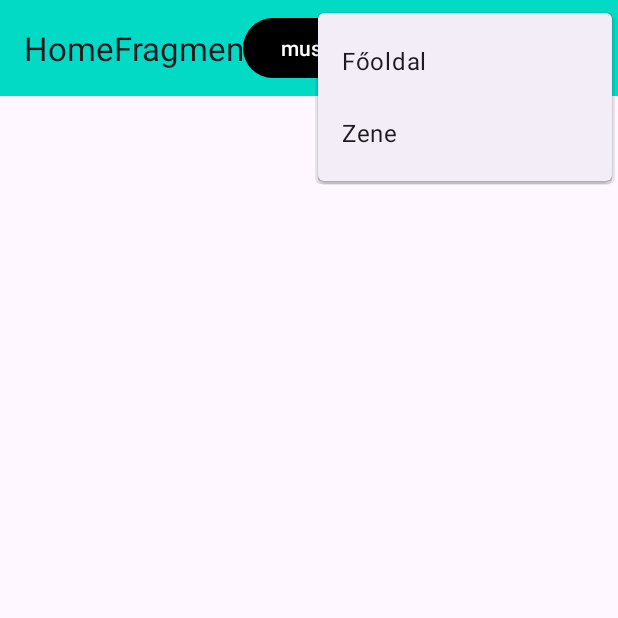
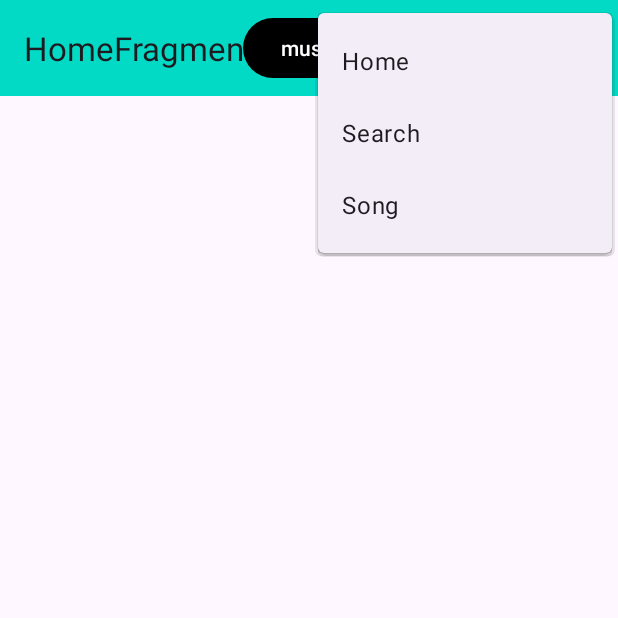
Before and after one commit to mbalazs00/Android_beadando, an Android app: the screen it shows after launch (MainActivity), with the options menu open, on a phone screen of 412 x 824 dp, the top half of it. Run offline under Robolectric (Android 15) with nearby library versions, the phone set to English and light mode, and no system bars; our stand-ins replace navigation-ui.

Commit message:
song fragment added to navigation

```diff
--- a/app/src/main/res/menu/main_menu.xml
+++ b/app/src/main/res/menu/main_menu.xml
@@ -3,11 +3,16 @@
     xmlns:app="http://schemas.android.com/apk/res-auto">
     <item
         android:id="@+id/homeFragment"
-        android:title="Főoldal"
+        android:title="Home"
+        app:showAsAction="never"/>
+    <item
+        android:id="@+id/SongListFragment"
+        android:title="Search"
         app:showAsAction="never"/>
     <item
         android:id="@+id/musicFragment"
-        android:title="Zene"
+        android:title="Song"
         app:showAsAction="never"/>
 
+
 </menu>
--- a/app/src/main/res/navigation/nav_graph.xml
+++ b/app/src/main/res/navigation/nav_graph.xml
@@ -14,4 +14,8 @@
         android:id="@+id/homeFragment"
         android:name="com.example.musicapp.ui.HomeFragment"
         android:label="HomeFragment"/>
+    <fragment
+        android:id="@+id/SongListFragment"
+        android:name="com.example.musicapp.ui.songlist.SongListFragment"
+        android:label="SongListFragment"/>
 </navigation>
```
